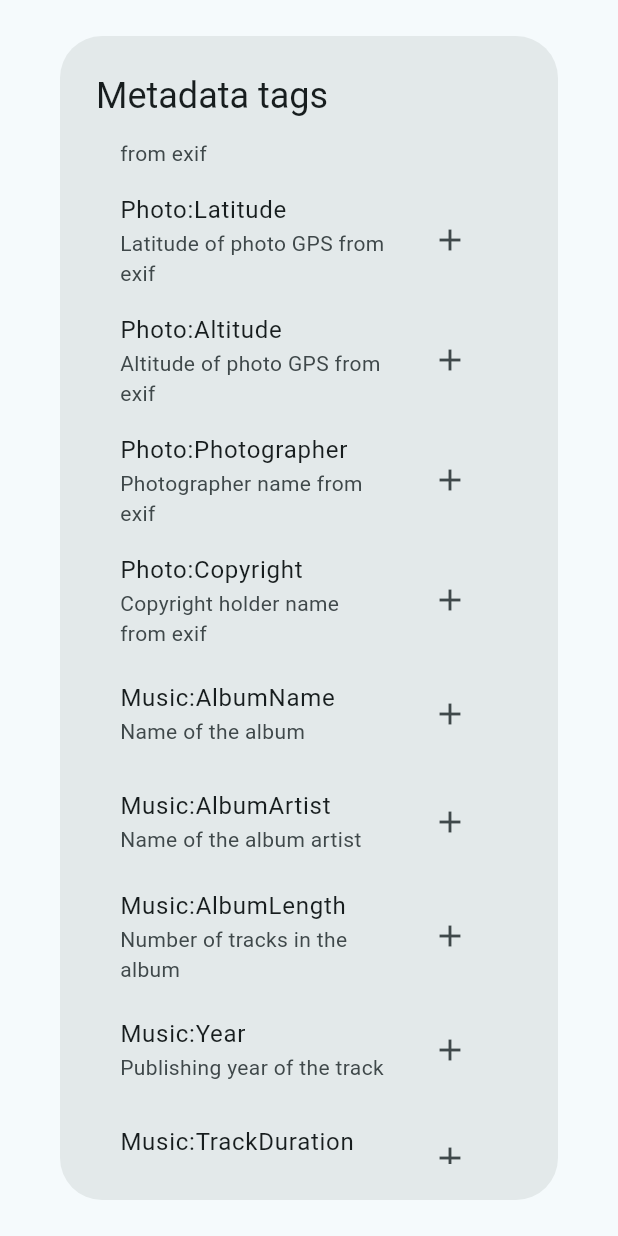
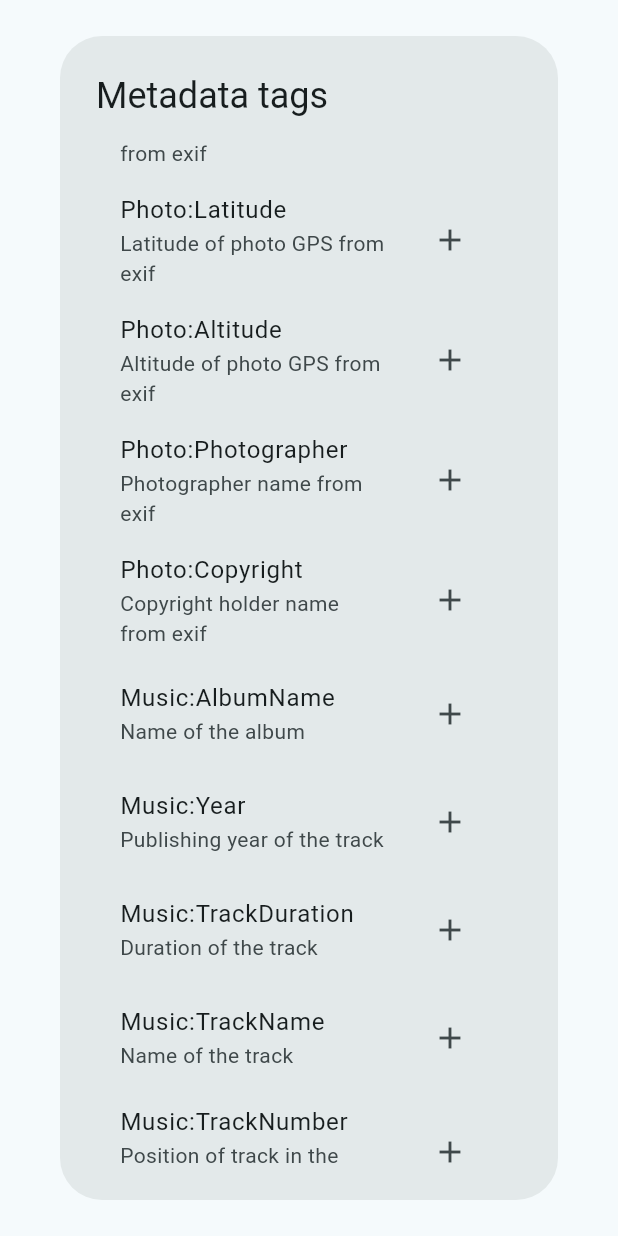
Before and after one commit to sun-jiao/flut-renamer, a Flutter app: the MetadataDialog widget shown alone on an empty page, opened directly with empty values, scrolled down 1152 dp, on a phone screen of 412 x 824 dp. Run offline on Flutter 3.47's test engine with Material 3 defaults, Android fonts, the phone set to English and light mode, and no system bars; our stand-ins replace cross_file, file_picker, fluttertoast, package_info_plus, permission_handler, shared_preferences and 1 more; missing offline and left inert: audio_metadata_reader, cyrtranslit, desktop_drop, exif, file_manager, pinyin; accounts and stored records are empty; project files that could hold a hidden picture were left out.

Commit message:
use a pure dart library

```diff
--- a/lib/arb/intl_en.arb
+++ b/lib/arb/intl_en.arb
@@ -96,6 +96,8 @@
   "musicTrackName": "Name of the track",
   "musicTrackArtist": "Names of the artists performing in the track",
   "musicTrackNumber": "Position of track in the album",
+  "musicDiscNumber": "Position of disc",
+  "musicGenres": "Art type of the music",
   "musicAuthor": "Author of the track",
   "musicWriter": "Writer of the track",
   "prefix": "Prefix",
--- a/lib/arb/intl_zh.arb
+++ b/lib/arb/intl_zh.arb
@@ -96,6 +96,8 @@
   "musicTrackName": "曲目名称",
   "musicTrackArtist": "表演曲目的艺术家姓名",
   "musicTrackNumber": "曲目在专辑中的位置",
+  "musicDiscNumber": "碟片的位置",
+  "musicGenres": "曲目的艺术类型",
   "musicAuthor": "曲目的作者（Author）",
   "musicWriter": "曲目的作家（Writer）",
   "prefix": "前缀",
--- a/lib/dialogs/metadata_dialog.dart
+++ b/lib/dialogs/metadata_dialog.dart
@@ -37,15 +37,17 @@ class MetadataDialog extends StatelessWidget {
     MapEntry('Photo:Photographer', L10n.current.photoPhotographer),
     MapEntry('Photo:Copyright', L10n.current.photoCopyright),
     MapEntry('Music:AlbumName', L10n.current.musicAlbumName),
-    MapEntry('Music:AlbumArtist', L10n.current.musicAlbumArtist),
-    MapEntry('Music:AlbumLength', L10n.current.musicAlbumLength),
+    // MapEntry('Music:AlbumArtist', L10n.current.musicAlbumArtist),
+    // MapEntry('Music:AlbumLength', L10n.current.musicAlbumLength),
     MapEntry('Music:Year', L10n.current.musicYear),
     MapEntry('Music:TrackDuration', L10n.current.musicTrackDuration),
     MapEntry('Music:TrackName', L10n.current.musicTrackName),
-    MapEntry('Music:TrackArtist', L10n.current.musicTrackArtist),
+    // MapEntry('Music:TrackArtist', L10n.current.musicTrackArtist),
     MapEntry('Music:TrackNumber', L10n.current.musicTrackNumber),
+    MapEntry('Music:DiscNumber', L10n.current.musicDiscNumber),
+    MapEntry('Music:Genres', L10n.current.musicGenres),
     MapEntry('Music:Author', L10n.current.musicAuthor),
-    MapEntry('Music:Writer', L10n.current.musicWriter),
+    // MapEntry('Music:Writer', L10n.current.musicWriter),
   ];
 
   @override
--- a/lib/l10n/intl/messages_en.dart
+++ b/lib/l10n/intl/messages_en.dart
@@ -153,6 +153,10 @@ class MessageLookup extends MessageLookupByLibrary {
             MessageLookupByLibrary.simpleMessage("Name of the album"),
         "musicAuthor":
             MessageLookupByLibrary.simpleMessage("Author of the track"),
+        "musicDiscNumber":
+            MessageLookupByLibrary.simpleMessage("Position of disc"),
+        "musicGenres":
+            MessageLookupByLibrary.simpleMessage("Art type of the music"),
         "musicTrackArtist": MessageLookupByLibrary.simpleMessage(
             "Names of the artists performing in the track"),
         "musicTrackDuration":
--- a/lib/l10n/intl/messages_zh.dart
+++ b/lib/l10n/intl/messages_zh.dart
@@ -130,6 +130,8 @@ class MessageLookup extends MessageLookupByLibrary {
         "musicAlbumLength": MessageLookupByLibrary.simpleMessage("专辑中的曲目数"),
         "musicAlbumName": MessageLookupByLibrary.simpleMessage("专辑名称"),
         "musicAuthor": MessageLookupByLibrary.simpleMessage("曲目的作者（Author）"),
+        "musicDiscNumber": MessageLookupByLibrary.simpleMessage("碟片的位置"),
+        "musicGenres": MessageLookupByLibrary.simpleMessage("曲目的艺术类型"),
         "musicTrackArtist": MessageLookupByLibrary.simpleMessage("表演曲目的艺术家姓名"),
         "musicTrackDuration": MessageLookupByLibrary.simpleMessage("曲目的持续时间"),
         "musicTrackName": MessageLookupByLibrary.simpleMessage("曲目名称"),
--- a/lib/l10n/l10n.dart
+++ b/lib/l10n/l10n.dart
@@ -1010,6 +1010,26 @@ class L10n {
     );
   }
 
+  /// `Position of disc`
+  String get musicDiscNumber {
+    return Intl.message(
+      'Position of disc',
+      name: 'musicDiscNumber',
+      desc: '',
+      args: [],
+    );
+  }
+
+  /// `Art type of the music`
+  String get musicGenres {
+    return Intl.message(
+      'Art type of the music',
+      name: 'musicGenres',
+      desc: '',
+      args: [],
+    );
+  }
+
   /// `Author of the track`
   String get musicAuthor {
     return Intl.message(
--- a/pubspec.yaml
+++ b/pubspec.yaml
@@ -49,7 +49,7 @@ dependencies:
   shared_preferences: ^2.2.2
   toastification: ^1.2.1
   url_launcher: ^6.2.5
-  flutter_media_metadata: ^1.0.0+1
+  audio_metadata_reader: ^0.0.3
 
 dev_dependencies:
   flutter_test:
```
Also changed, not shown: lib/tools/file_metadata.dart (+25 -27 lines), 5 other files.
